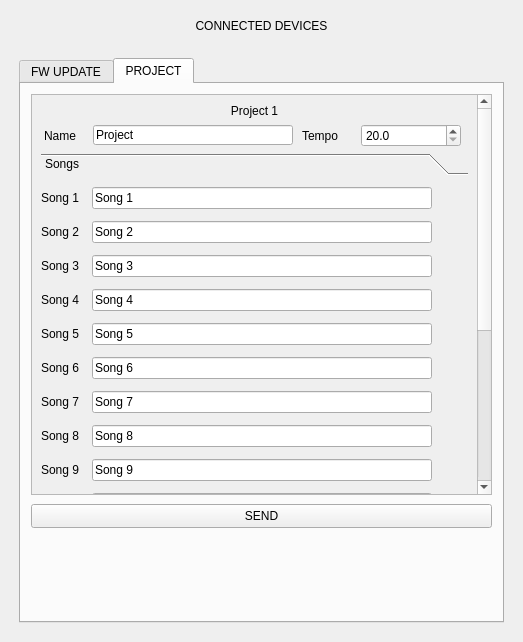
Qt form mainwindow.ui (OXI-Instruments/OXI-Desktop) before a commit.
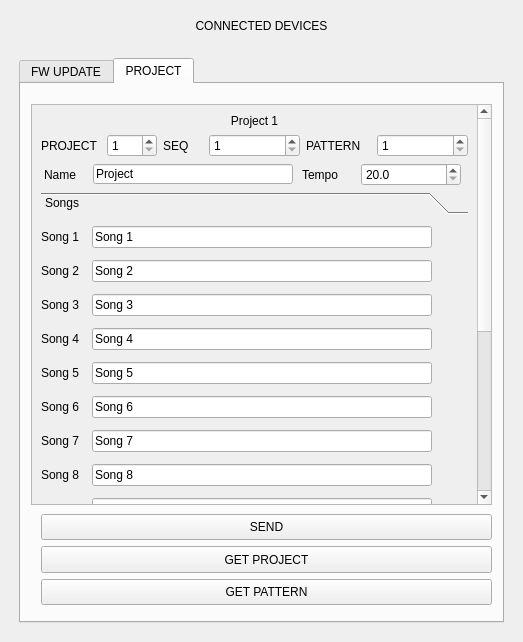
The same form after that commit. The open tabs and pages were chosen to show the change.

Commit message: Added buttons and project/pattern selector for data dumping

```diff
--- a/mainwindow.ui
+++ b/mainwindow.ui
@@ -163,7 +163,7 @@
           <property name="geometry">
            <rect>
             <x>10</x>
-            <y>10</y>
+            <y>20</y>
             <width>461</width>
             <height>401</height>
            </rect>
@@ -193,13 +193,13 @@
            <property name="geometry">
             <rect>
              <x>0</x>
-             <y>0</y>
+             <y>-47</y>
              <width>445</width>
-             <height>673</height>
+             <height>706</height>
             </rect>
            </property>
            <layout class="QGridLayout" name="gridLayout_13">
-            <item row="5" column="0">
+            <item row="8" column="0">
              <widget class="QToolBox" name="toolBox">
               <property name="sizePolicy">
                <sizepolicy hsizetype="Preferred" vsizetype="Minimum">
@@ -221,8 +221,8 @@
                 <rect>
                  <x>0</x>
                  <y>0</y>
-                 <width>98</width>
-                 <height>28</height>
+                 <width>427</width>
+                 <height>540</height>
                 </rect>
                </property>
                <attribute name="label">
@@ -1641,7 +1641,7 @@
               </widget>
              </widget>
             </item>
-            <item row="1" column="0">
+            <item row="4" column="0">
              <layout class="QHBoxLayout" name="horizontalLayout">
               <property name="sizeConstraint">
                <enum>QLayout::SetFixedSize</enum>
@@ -1709,6 +1709,118 @@
               </item>
              </layout>
             </item>
+            <item row="1" column="0">
+             <layout class="QHBoxLayout" name="horizontalLayout_2">
+              <item>
+               <widget class="QLabel" name="label_3">
+                <property name="minimumSize">
+                 <size>
+                  <width>60</width>
+                  <height>0</height>
+                 </size>
+                </property>
+                <property name="maximumSize">
+                 <size>
+                  <width>40</width>
+                  <height>24</height>
+                 </size>
+                </property>
+                <property name="text">
+                 <string>PROJECT</string>
+                </property>
+               </widget>
+              </item>
+              <item>
+               <widget class="QDoubleSpinBox" name="project_index">
+                <property name="maximumSize">
+                 <size>
+                  <width>50</width>
+                  <height>16777215</height>
+                 </size>
+                </property>
+                <property name="decimals">
+                 <number>0</number>
+                </property>
+                <property name="minimum">
+                 <double>1.000000000000000</double>
+                </property>
+                <property name="maximum">
+                 <double>15.000000000000000</double>
+                </property>
+               </widget>
+              </item>
+              <item>
+               <widget class="QLabel" name="seq_index_label">
+                <property name="maximumSize">
+                 <size>
+                  <width>40</width>
+                  <height>24</height>
+                 </size>
+                </property>
+                <property name="text">
+                 <string>SEQ</string>
+                </property>
+               </widget>
+              </item>
+              <item>
+               <widget class="QDoubleSpinBox" name="seq_index">
+                <property name="maximumSize">
+                 <size>
+                  <width>100</width>
+                  <height>16777215</height>
+                 </size>
+                </property>
+                <property name="decimals">
+                 <number>0</number>
+                </property>
+                <property name="minimum">
+                 <double>1.000000000000000</double>
+                </property>
+                <property name="maximum">
+                 <double>4.000000000000000</double>
+                </property>
+               </widget>
+              </item>
+              <item>
+               <widget class="QLabel" name="label_5">
+                <property name="minimumSize">
+                 <size>
+                  <width>65</width>
+                  <height>0</height>
+                 </size>
+                </property>
+                <property name="maximumSize">
+                 <size>
+                  <width>40</width>
+                  <height>24</height>
+                 </size>
+                </property>
+                <property name="text">
+                 <string>PATTERN</string>
+                </property>
+               </widget>
+              </item>
+              <item>
+               <widget class="QDoubleSpinBox" name="pattern_index">
+                <property name="maximumSize">
+                 <size>
+                  <width>100</width>
+                  <height>16777215</height>
+                 </size>
+                </property>
+                <property name="decimals">
+                 <number>0</number>
+                </property>
+                <property name="minimum">
+                 <double>1.000000000000000</double>
+                </property>
+                <property name="maximum">
+                 <double>16.000000000000000</double>
+                </property>
+               </widget>
+              </item>
+             </layout>
+            </item>
             <item row="0" column="0">
              <widget class="QLabel" name="label_project_num">
               <property name="maximumSize">
@@ -1728,24 +1840,56 @@
            </layout>
           </widget>
          </widget>
-         <widget class="QPushButton" name="sendProjectButton">
+         <widget class="QWidget" name="verticalLayoutWidget_2">
           <property name="geometry">
            <rect>
-            <x>10</x>
-            <y>420</y>
-            <width>461</width>
-            <height>24</height>
+            <x>20</x>
+            <y>430</y>
+            <width>451</width>
+            <height>91</height>
            </rect>
           </property>
-          <property name="sizePolicy">
-           <sizepolicy hsizetype="Minimum" vsizetype="Expanding">
-            <horstretch>0</horstretch>
-            <verstretch>0</verstretch>
-           </sizepolicy>
-          </property>
-          <property name="text">
-           <string>SEND</string>
-          </property>
+          <layout class="QVBoxLayout" name="verticalLayout_2">
+           <item>
+            <widget class="QPushButton" name="sendProjectButton">
+             <property name="sizePolicy">
+              <sizepolicy hsizetype="Minimum" vsizetype="Expanding">
+               <horstretch>0</horstretch>
+               <verstretch>0</verstretch>
+              </sizepolicy>
+             </property>
+             <property name="text">
+              <string>SEND</string>
+             </property>
+            </widget>
+           </item>
+           <item>
+            <widget class="QPushButton" name="getProjectButton">
+             <property name="sizePolicy">
+              <sizepolicy hsizetype="Minimum" vsizetype="Expanding">
+               <horstretch>0</horstretch>
+               <verstretch>0</verstretch>
+              </sizepolicy>
+             </property>
+             <property name="text">
+              <string>GET PROJECT</string>
+             </property>
+            </widget>
+           </item>
+           <item>
+            <widget class="QPushButton" name="getProjectButton_2">
+             <property name="sizePolicy">
+              <sizepolicy hsizetype="Minimum" vsizetype="Expanding">
+               <horstretch>0</horstretch>
+               <verstretch>0</verstretch>
+              </sizepolicy>
+             </property>
+             <property name="text">
+              <string>GET PATTERN</string>
+             </property>
+            </widget>
+           </item>
+          </layout>
          </widget>
         </widget>
        </widget>
```
Left out of the diff: 4 changed lines with no effect on the pictures. The commit also changes 4 other files.
